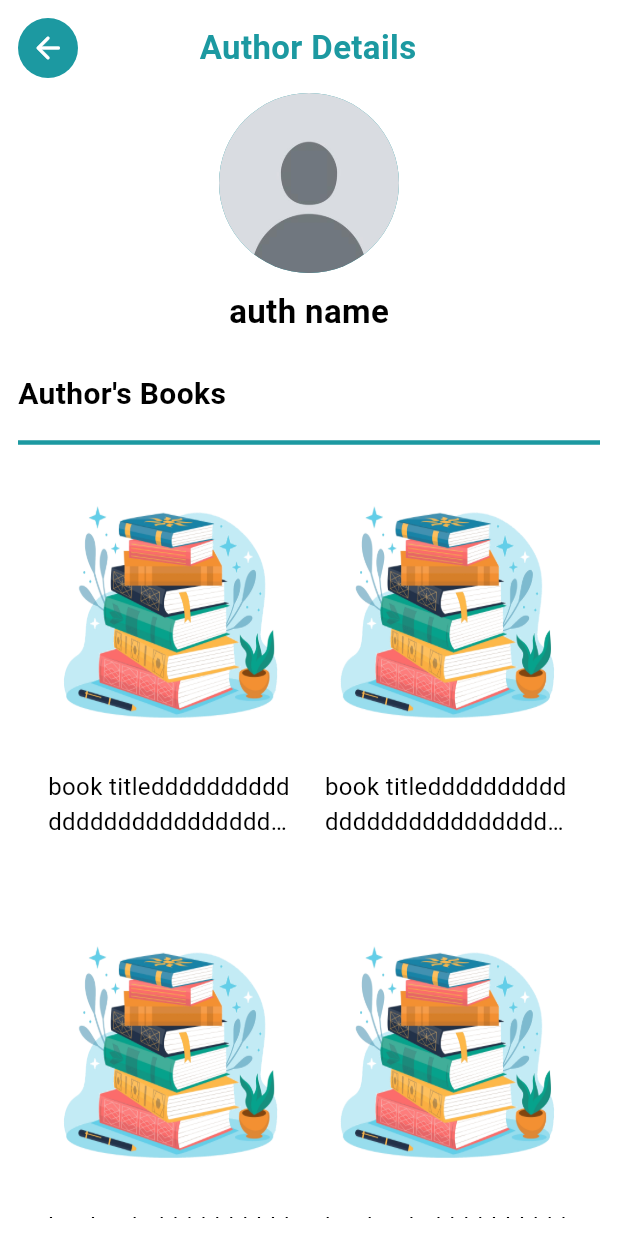
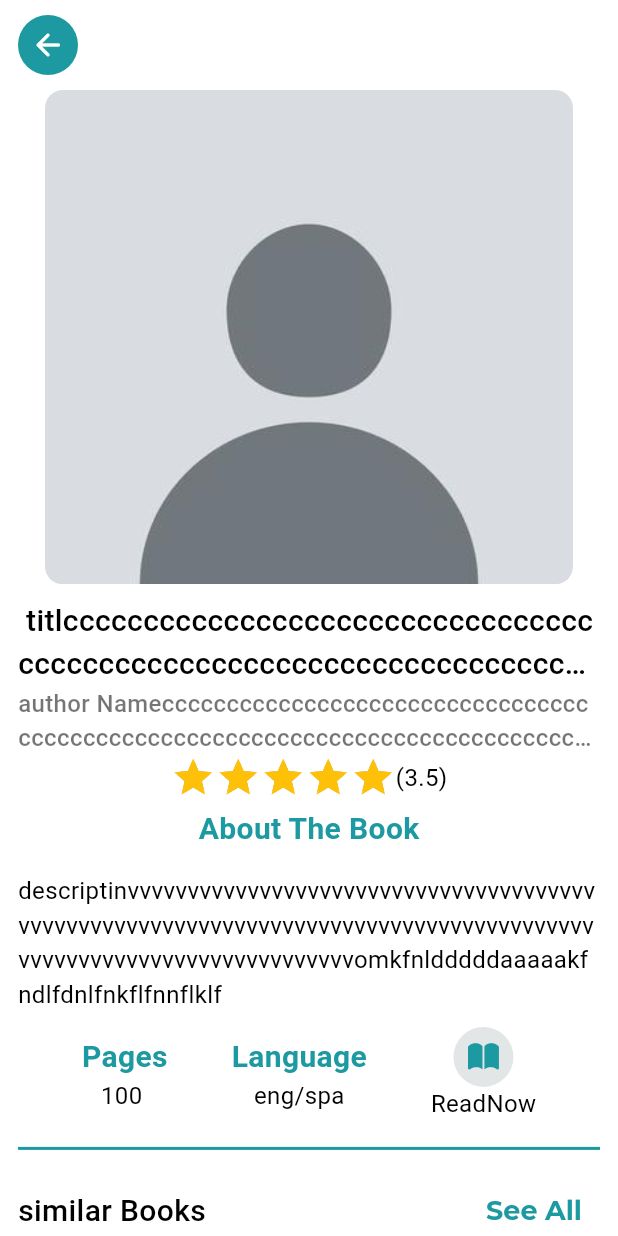
Before and after one commit to hebba-yasser/bookify, a Flutter app: the AuthorBooksView screen opened directly, after a tap on "book titledddddddddddddddddddddddddddddd", on a phone screen of 412 x 824 dp. Run offline on Flutter 3.47's test engine with Material 3 defaults, Android fonts, the phone set to English and light mode, and no system bars; our stand-ins replace animated_splash_screen, bloc, conditional_builder_null_safety, firebase_core, flutter_bloc, font_awesome_flutter and 2 more; accounts and stored records are empty; generated files the repository leaves out were written again; project files that could hold a hidden picture were left out.

Commit message:
created book details screen ui  -and added it to all button that navigate to tis screen

```diff
--- /dev/null
+++ b/lib/core/views/book_details_view.dart
@@ -0,0 +1,13 @@
+import 'package:bookify/core/views/widgets/book_details_view_body.dart';
+import 'package:flutter/material.dart';
+
+class BookDetailsView extends StatelessWidget {
+  const BookDetailsView({Key? key}) : super(key: key);
+
+  @override
+  Widget build(BuildContext context) {
+    return Scaffold(
+      body: SafeArea(child: BookDetailsViewBody()),
+    );
+  }
+}
--- /dev/null
+++ b/lib/core/views/widgets/book_details_section.dart
@@ -0,0 +1,34 @@
+import 'package:bookify/core/views/widgets/rating_section.dart';
+import 'package:bookify/core/views/widgets/similar_books_section.dart';
+import 'package:flutter/material.dart';
+
+import '../../../constants.dart';
+import 'book_info_section.dart';
+import 'book_title_author.dart';
+
+class BookDetailsSection extends StatelessWidget {
+  const BookDetailsSection({super.key});
+
+  @override
+  Widget build(BuildContext context) {
+    return Padding(
+      padding: EdgeInsets.symmetric(horizontal: 12, vertical: 10),
+      child: ListView(
+        physics: NeverScrollableScrollPhysics(),
+        children: [
+          BookTitleAuthor(),
+          RatingSection(),
+          BookInfoSection(),
+          Padding(
+            padding: const EdgeInsets.symmetric(vertical: 10.0),
+            child: Divider(
+              color: kPrimaryColor,
+              thickness: 2,
+            ),
+          ),
+          SimilarBooksSection(),
+        ],
+      ),
+    );
+  }
+}
--- /dev/null
+++ b/lib/core/views/widgets/book_details_view_body.dart
@@ -0,0 +1,36 @@
+import 'package:bookify/core/utils/assets.dart';
+import 'package:bookify/core/views/widgets/custom_app_bar.dart';
+import 'package:bookify/core/views/widgets/custom_book_image.dart';
+import 'package:flutter/cupertino.dart';
+import 'package:flutter/material.dart';
+
+import 'book_details_section.dart';
+
+class BookDetailsViewBody extends StatelessWidget {
+  const BookDetailsViewBody({Key? key}) : super(key: key);
+
+  @override
+  Widget build(BuildContext context) {
+    return CustomScrollView(
+      slivers: [
+        SliverToBoxAdapter(
+            child: Padding(
+          padding: EdgeInsets.only(top: 10, left: 12, right: 12),
+          child: CustomAppBar(title: ' '),
+        )),
+        SliverToBoxAdapter(
+          child: Container(
+            decoration: BoxDecoration(borderRadius: BorderRadius.circular(15)),
+            margin: EdgeInsets.symmetric(horizontal: 30),
+            height: MediaQuery.sizeOf(context).height * .40,
+            child: CustomBookImage(image: AppAssets.noImage),
+          ),
+        ),
+        SliverFillRemaining(
+          hasScrollBody: true,
+          child: BookDetailsSection(),
+        ),
+      ],
+    );
+  }
+}
--- /dev/null
+++ b/lib/core/views/widgets/book_info_section.dart
@@ -0,0 +1,81 @@
+import 'package:flutter/cupertino.dart';
+import 'package:flutter/material.dart';
+
+import '../../../constants.dart';
+import '../../styles/colors.dart';
+import '../../styles/fonts.dart';
+
+class BookInfoSection extends StatelessWidget {
+  const BookInfoSection({
+    super.key,
+  });
+
+  @override
+  Widget build(BuildContext context) {
+    return Column(
+      children: [
+        Padding(
+          padding: const EdgeInsets.symmetric(vertical: 5.0),
+          child: Text(
+            'About The Book',
+            style: AppFonts.bodyText18
+                .copyWith(fontWeight: FontWeight.bold, color: kPrimaryColor),
+          ),
+        ),
+        Padding(
+          padding: const EdgeInsets.symmetric(vertical: 10.0),
+          child: Text(
+            'descriptinvvvvvvvvvvvvvvvvvvvvvvvvvvvvvvvvvvvvvvvvvvvvvvvvvvvvvvvvvvvvvvvvvvvvvvvvvvvvvvvvvvvvvvvvvvvvvvvvvvvvvvvvvvvvvvvvvvvomkfnldddddaaaaakfndlfdnlfnkflfnnflklf',
+            style: AppFonts.bodyText16,
+          ),
+        ),
+        Row(
+          mainAxisAlignment: MainAxisAlignment.spaceEvenly,
+          children: [
+            Column(
+              children: [
+                Text(
+                  'Pages',
+                  style: AppFonts.bodyText18.copyWith(
+                      fontWeight: FontWeight.bold, color: kPrimaryColor),
+                ),
+                Text(
+                  '100 ',
+                  style: AppFonts.bodyText16.copyWith(),
+                ),
+              ],
+            ),
+            Column(
+              children: [
+                Text(
+                  'Language',
+                  style: AppFonts.bodyText18.copyWith(
+                      fontWeight: FontWeight.bold, color: kPrimaryColor),
+                ),
+                Text(
+                  'eng/spa',
+                  style: AppFonts.bodyText16.copyWith(),
+                ),
+              ],
+            ),
+            Column(
+              children: [
+                CircleAvatar(
+                  backgroundColor: AppColors.lightGrey,
+                  child: IconButton(
+                      color: kPrimaryColor,
+                      onPressed: () {},
+                      icon: Icon(CupertinoIcons.book_solid)),
+                ),
+                Text(
+                  'ReadNow',
+                  style: AppFonts.bodyText16.copyWith(),
+                ),
+              ],
+            ),
+          ],
+        ),
+      ],
+    );
+  }
+}
--- a/lib/core/views/widgets/books_grid_view.dart
+++ b/lib/core/views/widgets/books_grid_view.dart
@@ -1,5 +1,8 @@
 import 'package:bookify/core/views/widgets/square_book_item.dart';
 import 'package:flutter/material.dart';
+
+import '../../utils/functions/Navigaor_push.dart';
+import '../book_details_view.dart';
 
 class BooksGridView extends StatelessWidget {
   const BooksGridView({
@@ -16,7 +19,9 @@ class BooksGridView extends StatelessWidget {
         mainAxisSpacing: 10,
       ),
       itemBuilder: (context, index) => GestureDetector(
-        onTap: () {},
+        onTap: () {
+          navigatorPush(context, BookDetailsView());
+        },
         child: SquareBookItem(),
       ),
       itemCount: 10,
--- a/lib/core/views/widgets/books_list_view_gen.dart
+++ b/lib/core/views/widgets/books_list_view_gen.dart
@@ -1,5 +1,7 @@
+import 'package:bookify/core/utils/functions/Navigaor_push.dart';
 import 'package:flutter/material.dart';
 
+import '../book_details_view.dart';
 import 'book_list_view_item.dart';
 
 class BooksListViewGen extends StatelessWidget {
@@ -16,7 +18,11 @@ class BooksListViewGen extends StatelessWidget {
           padding: const EdgeInsets.only(
             top: 8,
           ),
-          child: GestureDetector(onTap: () {}, child: BookListViewItem()),
+          child: GestureDetector(
+              onTap: () {
+                navigatorPush(context, BookDetailsView());
+              },
+              child: BookListViewItem()),
         ),
       ),
     );
--- /dev/null
+++ b/lib/core/views/widgets/rating_section.dart
@@ -0,0 +1,24 @@
+import 'package:bookify/core/views/widgets/star_rating_genrator.dart';
+import 'package:flutter/material.dart';
+
+import '../../styles/fonts.dart';
+
+class RatingSection extends StatelessWidget {
+  const RatingSection({
+    super.key,
+  });
+
+  @override
+  Widget build(BuildContext context) {
+    return Row(
+      mainAxisAlignment: MainAxisAlignment.center,
+      children: [
+        StarRating(rating: 10),
+        Text(
+          '(3.5)',
+          style: AppFonts.bodyText16,
+        ),
+      ],
+    );
+  }
+}
--- /dev/null
+++ b/lib/core/views/widgets/similar_books_section.dart
@@ -0,0 +1,23 @@
+import 'package:bookify/core/views/widgets/square_books_list_view.dart';
+import 'package:flutter/material.dart';
+
+import 'collection_title.dart';
+
+class SimilarBooksSection extends StatelessWidget {
+  const SimilarBooksSection({
+    super.key,
+  });
+
+  @override
+  Widget build(BuildContext context) {
+    return Column(
+      children: [
+        CollectionTitle(
+          title: 'similar Books',
+          onPressed: () {},
+        ),
+        SquareBooksListView(),
+      ],
+    );
+  }
+}
--- /dev/null
+++ b/lib/core/views/widgets/square_books_list_view.dart
@@ -0,0 +1,33 @@
+import 'package:bookify/core/views/widgets/square_book_item.dart';
+import 'package:flutter/material.dart';
+
+import '../../utils/functions/Navigaor_push.dart';
+import '../book_details_view.dart';
+
+class SquareBooksListView extends StatelessWidget {
+  const SquareBooksListView({
+    super.key,
+  });
+
+  @override
+  Widget build(BuildContext context) {
+    return SizedBox(
+      //  height: MediaQuery.of(context).size.height * .4,
+      height: 300, //270
+      child: ListView.builder(
+        scrollDirection: Axis.horizontal,
+        itemCount: 5,
+        itemBuilder: (context, index) {
+          return Padding(
+            padding: const EdgeInsets.symmetric(horizontal: 8.0),
+            child: GestureDetector(
+                onTap: () {
+                  navigatorPush(context, BookDetailsView());
+                },
+                child: SquareBookItem()),
+          );
+        },
+      ),
+    );
+  }
+}
--- /dev/null
+++ b/lib/core/views/widgets/star_rating_genrator.dart
@@ -0,0 +1,70 @@
+import 'package:flutter/material.dart';
+
+class StarRating extends StatelessWidget {
+  final double rating; // Expected range: 0-5
+  final double starSize;
+  final Color filledColor;
+  final Color unfilledColor;
+
+  const StarRating({
+    super.key,
+    required this.rating,
+    this.starSize = 30.0,
+    this.filledColor = Colors.amber,
+    this.unfilledColor = Colors.grey,
+  });
+
+  @override
+  Widget build(BuildContext context) {
+    return Row(
+      mainAxisSize: MainAxisSize.min,
+      children: List.generate(5, (index) {
+        double fillAmount = 0;
+        if (rating >= index + 1) {
+          fillAmount = 1;
+        } else if (rating > index) {
+          fillAmount = rating - index;
+        }
+
+        return Stack(
+          children: [
+            Icon(
+              Icons.star_rounded,
+              size: starSize,
+              color: unfilledColor,
+            ),
+            ClipRect(
+              clipper: _StarClipper(fillAmount),
+              child: Icon(
+                Icons.star,
+                size: starSize,
+                color: filledColor,
+              ),
+            ),
+          ],
+        );
+      }),
+    );
+  }
+}
+
+class _StarClipper extends CustomClipper<Rect> {
+  final double fillAmount;
+
+  _StarClipper(this.fillAmount);
+
+  @override
+  Rect getClip(Size size) {
+    return Rect.fromLTRB(
+      0,
+      0,
+      size.width * fillAmount,
+      size.height,
+    );
+  }
+
+  @override
+  bool shouldReclip(covariant CustomClipper<Rect> oldClipper) {
+    return true;
+  }
+}
--- a/lib/features/home/presentation/views/widgets/books_cover_list_view.dart
+++ b/lib/features/home/presentation/views/widgets/books_cover_list_view.dart
@@ -1,6 +1,8 @@
 import 'package:flutter/material.dart';
 
 import '../../../../../core/utils/assets.dart';
+import '../../../../../core/utils/functions/Navigaor_push.dart';
+import '../../../../../core/views/book_details_view.dart';
 import '../../../../../core/views/widgets/custom_book_image.dart';
 
 class BooksCoverListView extends StatelessWidget {
@@ -20,7 +22,9 @@ class BooksCoverListView extends StatelessWidget {
           return Padding(
             padding: const EdgeInsets.only(left: 12, top: 0, bottom: 0),
             child: GestureDetector(
-                onTap: () async {},
+                onTap: () {
+                  navigatorPush(context, BookDetailsView());
+                },
                 child: CustomBookImage(image: AppAssets.books)),
           );
         },
--- a/lib/features/home/presentation/views/widgets/books_list_view.dart
+++ b/lib/features/home/presentation/views/widgets/books_list_view.dart
@@ -1,5 +1,8 @@
+import 'package:bookify/core/utils/functions/Navigaor_push.dart';
 import 'package:bookify/features/home/presentation/views/widgets/book_details_item.dart';
 import 'package:flutter/material.dart';
+
+import '../../../../../core/views/book_details_view.dart';
 
 class BooksListView extends StatelessWidget {
   const BooksListView({
@@ -16,8 +19,11 @@ class BooksListView extends StatelessWidget {
         itemBuilder: (context, index) {
           return Padding(
             padding: const EdgeInsets.only(left: 12, top: 0, bottom: 0),
-            child:
-                GestureDetector(onTap: () async {}, child: BookDetailsItem()),
+            child: GestureDetector(
+                onTap: () {
+                  navigatorPush(context, BookDetailsView());
+                },
+                child: BookDetailsItem()),
           );
         },
       ),
```
